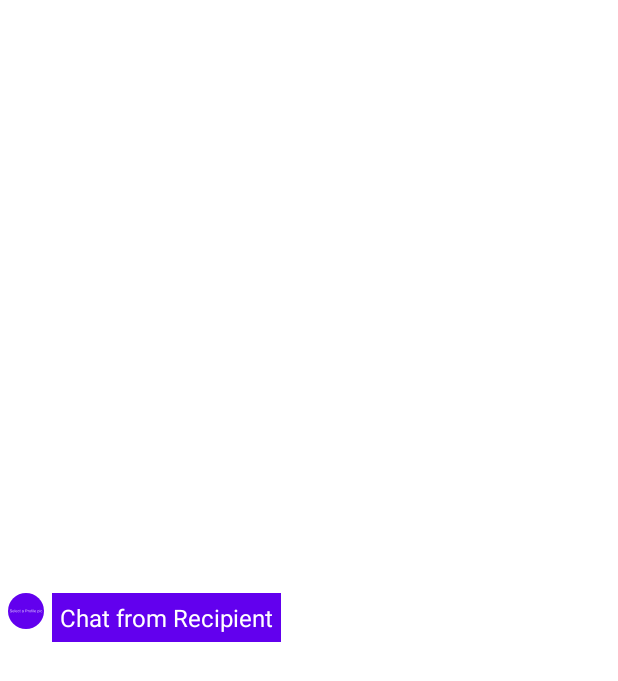
After one commit to DADDY-DOUBLESHOT/KotlinMessenger, an Android app: the layout chatlog_from_layout.xml on its own in the app's theme, with its tools: preview values and no code run, on a phone screen of 412 x 824 dp. The commit adds this screen. Shown: the top 681 px of the screen. Run offline under Robolectric (Android 15) with nearby library versions, the light colour scheme and no system bars.

Commit message:
Integrated Chatlog activity and other chat components

```diff
--- a/ChatApp/app/build.gradle
+++ b/ChatApp/app/build.gradle
@@ -17,6 +17,7 @@ android {
         versionName "1.0"
 
         testInstrumentationRunner "androidx.test.runner.AndroidJUnitRunner"
+
     }
 
     buildTypes {
--- /dev/null
+++ b/ChatApp/app/src/main/res/layout/chatlog_from_layout.xml
@@ -0,0 +1,30 @@
+<?xml version="1.0" encoding="utf-8"?>
+<LinearLayout xmlns:android="http://schemas.android.com/apk/res/android"
+    android:layout_width="match_parent"
+    android:layout_height="wrap_content"
+    android:orientation="horizontal"
+    android:layout_margin="5dp"
+    android:layout_gravity="center"
+    android:gravity="left"
+    >
+    <de.hdodenhof.circleimageview.CircleImageView
+        android:id="@+id/chatlog_from_profile"
+        android:layout_width="wrap_content"
+        android:layout_height="wrap_content"
+        android:src="@drawable/ic_profile_pic"
+        android:background="@drawable/profile_pic_round_bg"
+        android:layout_marginRight="5dp"
+        />
+    <TextView
+        android:id="@+id/chatlog_from_msg"
+        android:text="Chat from Recipient"
+        android:layout_width="wrap_content"
+        android:maxWidth="250dp"
+        android:layout_height="wrap_content"
+        android:background="@color/purple_500"
+        android:textColor="@color/white"
+        android:textSize="16dp"
+        android:padding="5dp"
+        />
+
+</LinearLayout>
```
Also changed, not shown: ChatApp/app/src/main/AndroidManifest.xml (+10 -3 lines), ChatApp/app/src/main/java/com/example/chatapp/chatlog.kt (added, +63 -0 lines), ChatApp/app/src/main/java/com/example/chatapp/new_msgscreen.kt (+80 -41 lines), ChatApp/app/src/main/java/com/example/chatapp/signup.kt (+15 -5 lines), ChatApp/app/src/main/res/layout/activity_chatlog.xml (added, +50 -0 lines), ChatApp/app/src/main/res/layout/chatlog_to_layout.xml (added, +32 -0 lines).
